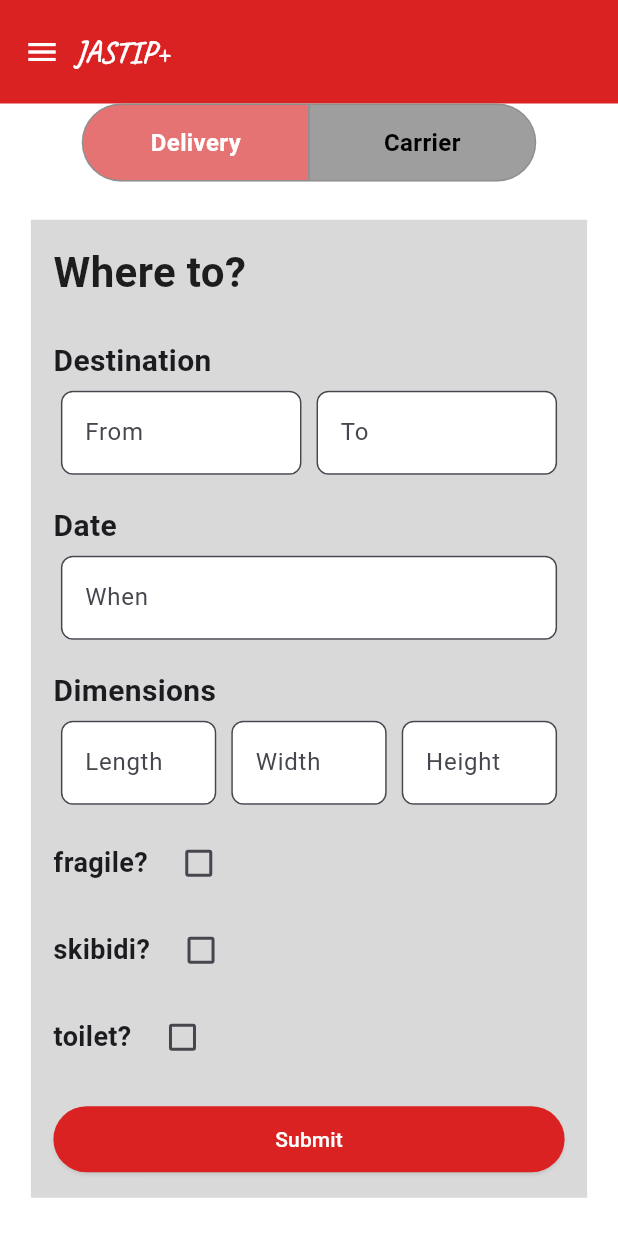
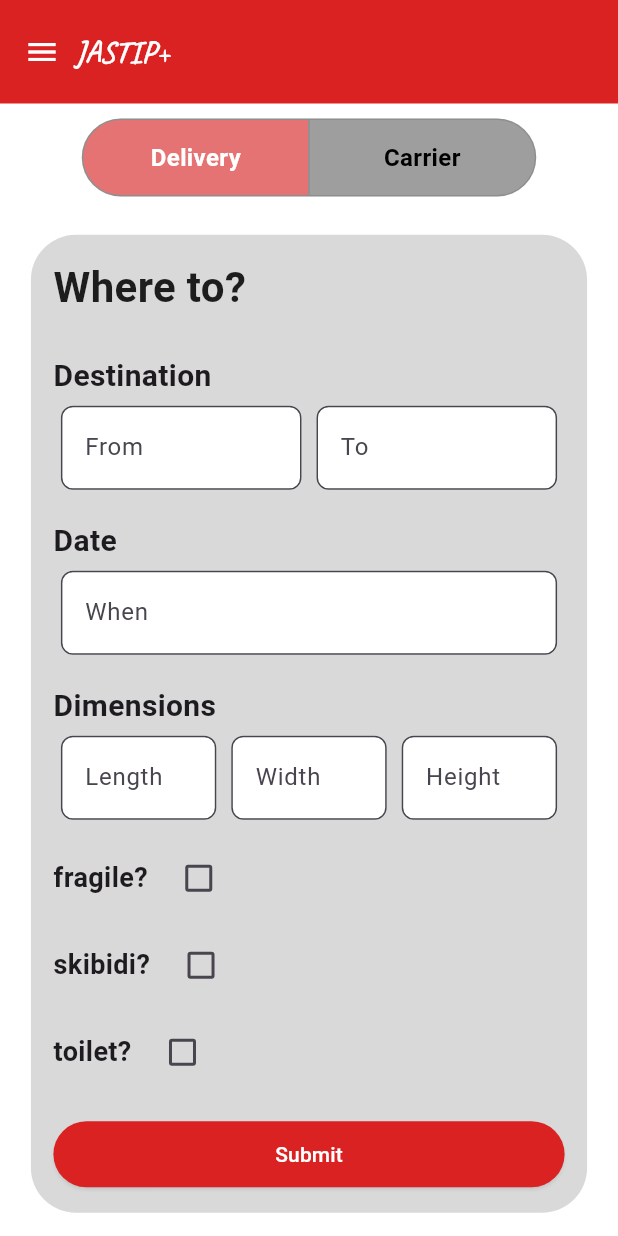
Before and after one commit to mandryskowski/jastip, a Flutter app: the screen it shows after launch, on a phone screen of 412 x 824 dp. Run offline on Flutter 3.47's test engine with Material 3 defaults, Android fonts, the phone set to English and light mode, and no system bars; our stand-ins replace google_fonts.

Commit message:
Adjusted toggleButton

```diff
--- a/frontend/jastip/lib/DeliveryCarrierPage.dart
+++ b/frontend/jastip/lib/DeliveryCarrierPage.dart
@@ -22,7 +22,9 @@ class _HomePageState extends State<HomePage> {
       body: Column(
         children: [
           const PageHeader(title: 'JASTIP+'),
-          ToggleButton(
+          Padding(
+            padding: paddingVertical10,
+            child: ToggleButton(
               onToggle: (index) {
                 setState(() {
                   _selectedIndex = index;
@@ -30,8 +32,28 @@ class _HomePageState extends State<HomePage> {
               },
               selectedIndex: _selectedIndex,
             ),
+          ),
           Expanded(
-            child: _selectedIndex == 0 ? DeliveryContent() : CarrierContent(),
+            child: AnimatedSwitcher(
+              duration: Duration(milliseconds: 300),
+              transitionBuilder: (Widget child, Animation<double> animation) {
+                final slideAnimation = Tween<Offset>(
+                  begin: _selectedIndex == 0 ? Offset(1, 0) : Offset(-1, 0),
+                  end: Offset(0, 0),
+                ).animate(animation);
+
+                return SlideTransition(position: slideAnimation, child: child);
+              },
+              child: _selectedIndex == 0
+                ? Container(
+                    key: ValueKey<int>(0),
+                    child: DeliveryContent(),
+                  )
+                : Container(
+                    key: ValueKey<int>(1),
+                    child: CarrierContent(),
+                  ),
+            ),
           ),
         ],
       ),
--- a/frontend/jastip/lib/FormBox.dart
+++ b/frontend/jastip/lib/FormBox.dart
@@ -111,7 +111,10 @@ class _FormboxState extends State<Formbox> {
       child: ConstrainedBox(
         constraints: widget.constraints,
         child: Container(
+          decoration: BoxDecoration(
           color: backgroundColorData,
+          borderRadius: BorderRadius.circular(30.0), // Rounded edges
+          ),
           child: SingleChildScrollView(
             child: Column(
               mainAxisAlignment: MainAxisAlignment.start,
```
Lines whose indentation alone changed are shown as unchanged.
